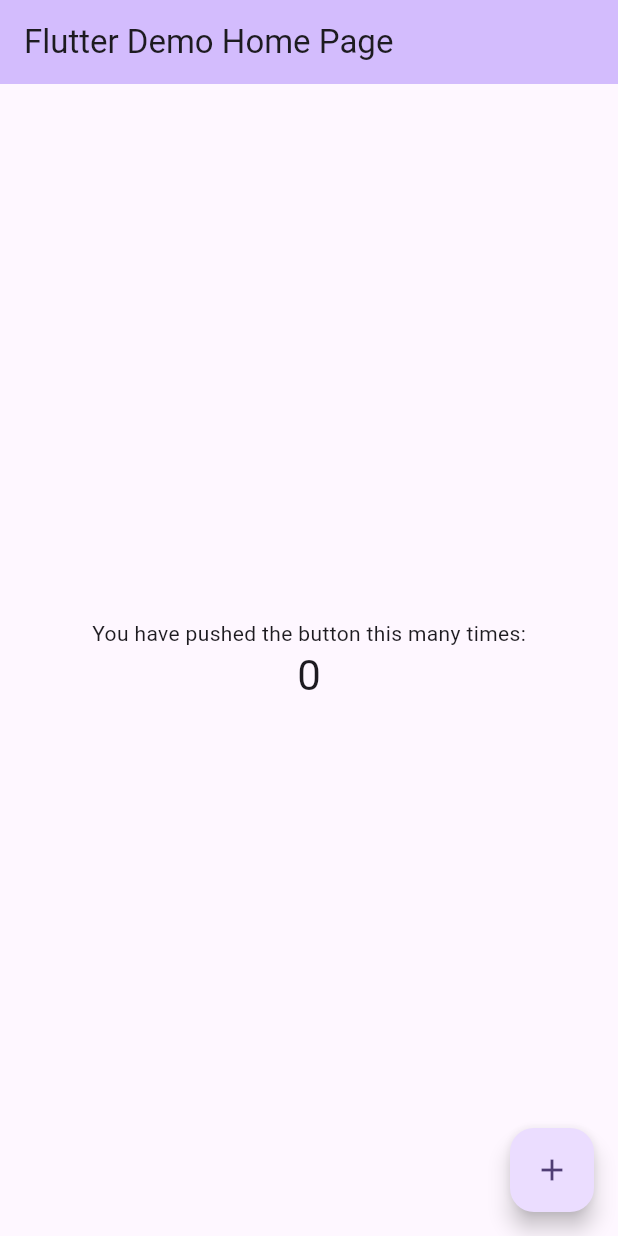
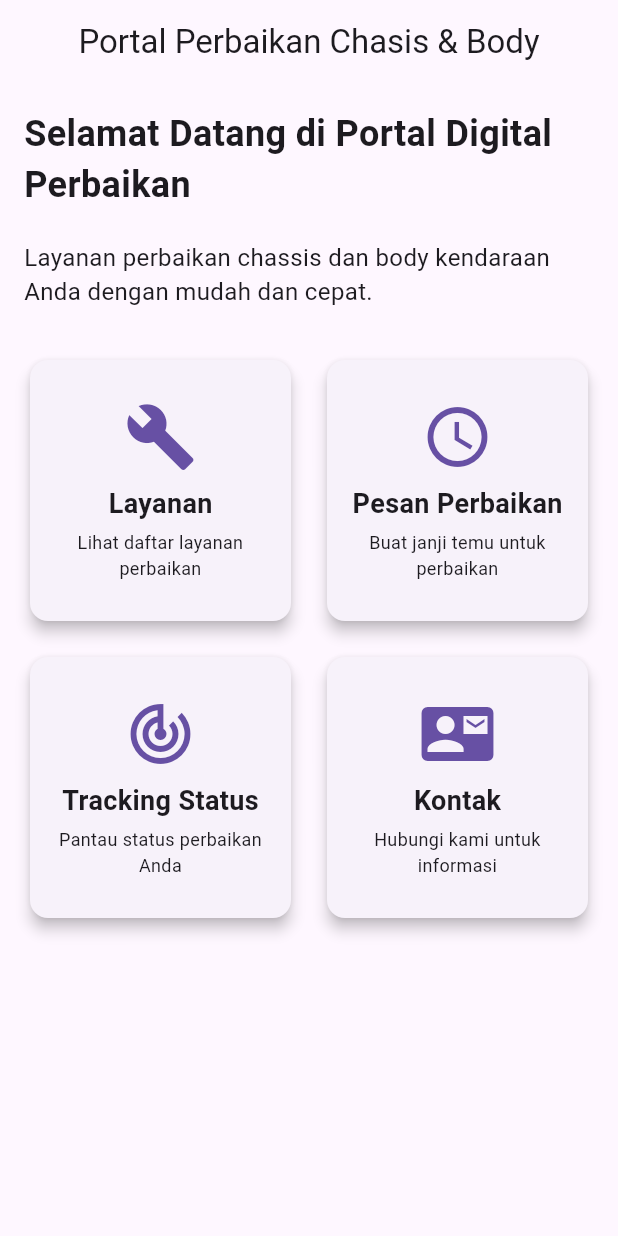
Before and after one commit to could-ai/019a4fc8-ed45-7a78-937b-d3d53e80837d, a Flutter app: the screen it shows after launch, on a phone screen of 412 x 824 dp. Run offline on Flutter 3.47's test engine with Material 3 defaults, Android fonts, the phone set to English and light mode, and no system bars.

Commit message:
Mengganti seluruh file main.dart dengan struktur baru untuk Portal Digital Perbaikan Chasis & Body. Fungsionalitas yang ditambahkan meliputi: layar Home dengan grid menu navigasi untuk Layanan, Pemesanan, Tracking, dan Kontak; layar Services yang menampilkan daftar layanan perbaikan chassis dan body dengan data statis; layar Booking dengan formulir validasi untuk pemesanan perbaikan; layar Tracking dengan simulasi status perbaikan. Tema aplikasi disesuaikan dengan warna biru profesional, dan navigasi menggunakan named routes untuk kemudahan. Semua perubahan ini menghilangkan kode template default dan membangun fondasi UI yang lengkap, siap untuk pengembangan lebih lanjut tanpa bergantung pada backend.

```diff
--- a/usr/lib/main.dart
+++ b/usr/lib/main.dart
@@ -1,120 +1,245 @@
 import 'package:flutter/material.dart';
 
 void main() {
-  runApp(const MyApp());
+  runApp(const RepairPortalApp());
 }
 
-class MyApp extends StatelessWidget {
-  const MyApp({super.key});
+class RepairPortalApp extends StatelessWidget {
+  const RepairPortalApp({super.key});
 
-  // This widget is the root of your application.
   @override
   Widget build(BuildContext context) {
     return MaterialApp(
-      title: 'Flutter Demo',
+      title: 'Portal Digital Perbaikan Chasis & Body',
       debugShowCheckedModeBanner: false,
       theme: ThemeData(
-        // This is the theme of your application.
-        //
-        // TRY THIS: Try running your application with "flutter run". You'll see
-        // the application has a purple toolbar. Then, without quitting the app,
-        // try changing the seedColor in the colorScheme below to Colors.green
-        // and then invoke "hot reload" (save your changes or press the "hot
-        // reload" button in a Flutter-supported IDE, or press "r" if you used
-        // the command line to start the app).
-        //
-        // Notice that the counter didn't reset back to zero; the application
-        // state is not lost during the reload. To reset the state, use hot
-        // restart instead.
-        //
-        // This works for code too, not just values: Most code changes can be
-        // tested with just a hot reload.
-        colorScheme: ColorScheme.fromSeed(seedColor: Colors.deepPurple),
+        primarySwatch: Colors.blue,
+        visualDensity: VisualDensity.adaptivePlatformDensity,
+        textTheme: const TextTheme(
+          headlineLarge: TextStyle(fontSize: 32.0, fontWeight: FontWeight.bold),
+          bodyLarge: TextStyle(fontSize: 16.0),
+        ),
       ),
-      home: const MyHomePage(title: 'Flutter Demo Home Page'),
+      home: const HomeScreen(),
+      routes: {
+        '/services': (context) => const ServicesScreen(),
+        '/booking': (context) => const BookingScreen(),
+        '/tracking': (context) => const TrackingScreen(),
+      },
     );
   }
 }
 
-class MyHomePage extends StatefulWidget {
-  const MyHomePage({super.key, required this.title});
-
-  // This widget is the home page of your application. It is stateful, meaning
-  // that it has a State object (defined below) that contains fields that affect
-  // how it looks.
-
-  // This class is the configuration for the state. It holds the values (in this
-  // case the title) provided by the parent (in this case the App widget) and
-  // used by the build method of the State. Fields in a Widget subclass are
-  // always marked "final".
-
-  final String title;
-
-  @override
-  State<MyHomePage> createState() => _MyHomePageState();
-}
-
-class _MyHomePageState extends State<MyHomePage> {
-  int _counter = 0;
-
-  void _incrementCounter() {
-    setState(() {
-      // This call to setState tells the Flutter framework that something has
-      // changed in this State, which causes it to rerun the build method below
-      // so that the display can reflect the updated values. If we changed
-      // _counter without calling setState(), then the build method would not be
-      // called again, and so nothing would appear to happen.
-      _counter++;
-    });
-  }
+class HomeScreen extends StatelessWidget {
+  const HomeScreen({super.key});
 
   @override
   Widget build(BuildContext context) {
-    // This method is rerun every time setState is called, for instance as done
-    // by the _incrementCounter method above.
-    //
-    // The Flutter framework has been optimized to make rerunning build methods
-    // fast, so that you can just rebuild anything that needs updating rather
-    // than having to individually change instances of widgets.
     return Scaffold(
       appBar: AppBar(
-        // TRY THIS: Try changing the color here to a specific color (to
-        // Colors.amber, perhaps?) and trigger a hot reload to see the AppBar
-        // change color while the other colors stay the same.
-        backgroundColor: Theme.of(context).colorScheme.inversePrimary,
-        // Here we take the value from the MyHomePage object that was created by
-        // the App.build method, and use it to set our appbar title.
-        title: Text(widget.title),
+        title: const Text('Portal Perbaikan Chasis & Body'),
+        centerTitle: true,
       ),
-      body: Center(
-        // Center is a layout widget. It takes a single child and positions it
-        // in the middle of the parent.
+      body: Padding(
+        padding: const EdgeInsets.all(16.0),
         child: Column(
-          // Column is also a layout widget. It takes a list of children and
-          // arranges them vertically. By default, it sizes itself to fit its
-          // children horizontally, and tries to be as tall as its parent.
-          //
-          // Column has various properties to control how it sizes itself and
-          // how it positions its children. Here we use mainAxisAlignment to
-          // center the children vertically; the main axis here is the vertical
-          // axis because Columns are vertical (the cross axis would be
-          // horizontal).
-          //
-          // TRY THIS: Invoke "debug painting" (choose the "Toggle Debug Paint"
-          // action in the IDE, or press "p" in the console), to see the
-          // wireframe for each widget.
-          mainAxisAlignment: MainAxisAlignment.center,
-          children: <Widget>[
-            const Text('You have pushed the button this many times:'),
-            Text('$_counter', style: Theme.of(context).textTheme.headlineMedium),
+          crossAxisAlignment: CrossAxisAlignment.start,
+          children: [
+            const Text(
+              'Selamat Datang di Portal Digital Perbaikan',
+              style: TextStyle(fontSize: 24, fontWeight: FontWeight.bold),
+            ),
+            const SizedBox(height: 20),
+            const Text(
+              'Layanan perbaikan chassis dan body kendaraan Anda dengan mudah dan cepat.',
+              style: TextStyle(fontSize: 16),
+            ),
+            const SizedBox(height: 30),
+            Expanded(
+              child: GridView.count(
+                crossAxisCount: 2,
+                crossAxisSpacing: 16,
+                mainAxisSpacing: 16,
+                children: [
+                  _buildMenuCard(
+                    context,
+                    'Layanan',
+                    Icons.build,
+                    '/services',
+                    'Lihat daftar layanan perbaikan',
+                  ),
+                  _buildMenuCard(
+                    context,
+                    'Pesan Perbaikan',
+                    Icons.schedule,
+                    '/booking',
+                    'Buat janji temu untuk perbaikan',
+                  ),
+                  _buildMenuCard(
+                    context,
+                    'Tracking Status',
+                    Icons.track_changes,
+                    '/tracking',
+                    'Pantau status perbaikan Anda',
+                  ),
+                  _buildMenuCard(
+                    context,
+                    'Kontak',
+                    Icons.contact_mail,
+                    null,
+                    'Hubungi kami untuk informasi',
+                  ),
+                ],
+              ),
+            ),
           ],
         ),
       ),
-      floatingActionButton: FloatingActionButton(
-        onPressed: _incrementCounter,
-        tooltip: 'Increment',
-        child: const Icon(Icons.add),
-      ), // This trailing comma makes auto-formatting nicer for build methods.
+    );
+  }
+
+  Widget _buildMenuCard(BuildContext context, String title, IconData icon, String? route, String subtitle) {
+    return Card(
+      elevation: 4,
+      child: InkWell(
+        onTap: route != null ? () => Navigator.pushNamed(context, route) : () {
+          ScaffoldMessenger.of(context).showSnackBar(
+            const SnackBar(content: Text('Fitur Kontak akan segera hadir!')),
+          );
+        },
+        child: Padding(
+          padding: const EdgeInsets.all(16.0),
+          child: Column(
+            mainAxisAlignment: MainAxisAlignment.center,
+            children: [
+              Icon(icon, size: 48, color: Theme.of(context).primaryColor),
+              const SizedBox(height: 8),
+              Text(title, style: const TextStyle(fontSize: 18, fontWeight: FontWeight.bold)),
+              const SizedBox(height: 4),
+              Text(subtitle, textAlign: TextAlign.center, style: const TextStyle(fontSize: 12)),
+            ],
+          ),
+        ),
+      ),
     );
   }
 }
+
+class ServicesScreen extends StatelessWidget {
+  const ServicesScreen({super.key});
+
+  final List<Map<String, String>> services = const [
+    {'name': 'Perbaikan Chassis', 'description': 'Perbaikan rangka kendaraan untuk keselamatan maksimal.'},
+    {'name': 'Perbaikan Body', 'description': 'Restorasi dan perbaikan bodi kendaraan.'},
+    {'name': 'Cat Ulang', 'description': 'Layanan pengecatan ulang untuk tampilan baru.'},
+    {'name': 'Penggantian Sparepart', 'description': 'Penggantian komponen chassis dan body dengan sparepart berkualitas.'},
+  ];
+
+  @override
+  Widget build(BuildContext context) {
+    return Scaffold(
+      appBar: AppBar(title: const Text('Layanan Perbaikan')),
+      body: ListView.builder(
+        itemCount: services.length,
+        itemBuilder: (context, index) {
+          final service = services[index];
+          return Card(
+            margin: const EdgeInsets.all(8.0),
+            child: ListTile(
+              title: Text(service['name']!, style: const TextStyle(fontWeight: FontWeight.bold)),
+              subtitle: Text(service['description']!),
+              trailing: const Icon(Icons.arrow_forward),
+            ),
+          );
+        },
+      ),
+    );
+  }
+}
+
+class BookingScreen extends StatefulWidget {
+  const BookingScreen({super.key});
+
+  @override
+  State<BookingScreen> createState() => _BookingScreenState();
+}
+
+class _BookingScreenState extends State<BookingScreen> {
+  final _formKey = GlobalKey<FormState>();
+  String _name = '';
+  String _vehicle = '';
+  String _service = '';
+
+  @override
+  Widget build(BuildContext context) {
+    return Scaffold(
+      appBar: AppBar(title: const Text('Pesan Perbaikan')),
+      body: Padding(
+        padding: const EdgeInsets.all(16.0),
+        child: Form(
+          key: _formKey,
+          child: Column(
+            children: [
+              TextFormField(
+                decoration: const InputDecoration(labelText: 'Nama Anda'),
+                validator: (value) => value!.isEmpty ? 'Nama wajib diisi' : null,
+                onSaved: (value) => _name = value!,
+              ),
+              TextFormField(
+                decoration: const InputDecoration(labelText: 'Kendaraan (contoh: Toyota Avanza)'),
+                validator: (value) => value!.isEmpty ? 'Kendaraan wajib diisi' : null,
+                onSaved: (value) => _vehicle = value!,
+              ),
+              TextFormField(
+                decoration: const InputDecoration(labelText: 'Jenis Layanan'),
+                validator: (value) => value!.isEmpty ? 'Layanan wajib diisi' : null,
+                onSaved: (value) => _service = value!,
+              ),
+              const SizedBox(height: 20),
+              ElevatedButton(
+                onPressed: () {
+                  if (_formKey.currentState!.validate()) {
+                    _formKey.currentState!.save();
+                    ScaffoldMessenger.of(context).showSnackBar(
+                      const SnackBar(content: Text('Pemesanan berhasil! Kami akan menghubungi Anda segera.')),
+                    );
+                  }
+                },
+                child: const Text('Pesan Sekarang'),
+              ),
+            ],
+          ),
+        ),
+      ),
+    );
+  }
+}
+
+class TrackingScreen extends StatelessWidget {
+  const TrackingScreen({super.key});
+
+  final List<Map<String, String>> repairs = const [
+    {'id': '001', 'status': 'Sedang Diproses', 'description': 'Perbaikan chassis selesai, menunggu cat ulang.'},
+    {'id': '002', 'status': 'Selesai', 'description': 'Perbaikan body dan sparepart telah selesai.'},
+  ];
+
+  @override
+  Widget build(BuildContext context) {
+    return Scaffold(
+      appBar: AppBar(title: const Text('Tracking Status Perbaikan')),
+      body: ListView.builder(
+        itemCount: repairs.length,
+        itemBuilder: (context, index) {
+          final repair = repairs[index];
+          return Card(
+            margin: const EdgeInsets.all(8.0),
+            child: ListTile(
+              title: Text('ID Perbaikan: ${repair['id']}', style: const TextStyle(fontWeight: FontWeight.bold)),
+              subtitle: Text('${repair['status']} - ${repair['description']}'),
+            ),
+          );
+        },
+      ),
+    );
+  }
+}
```
